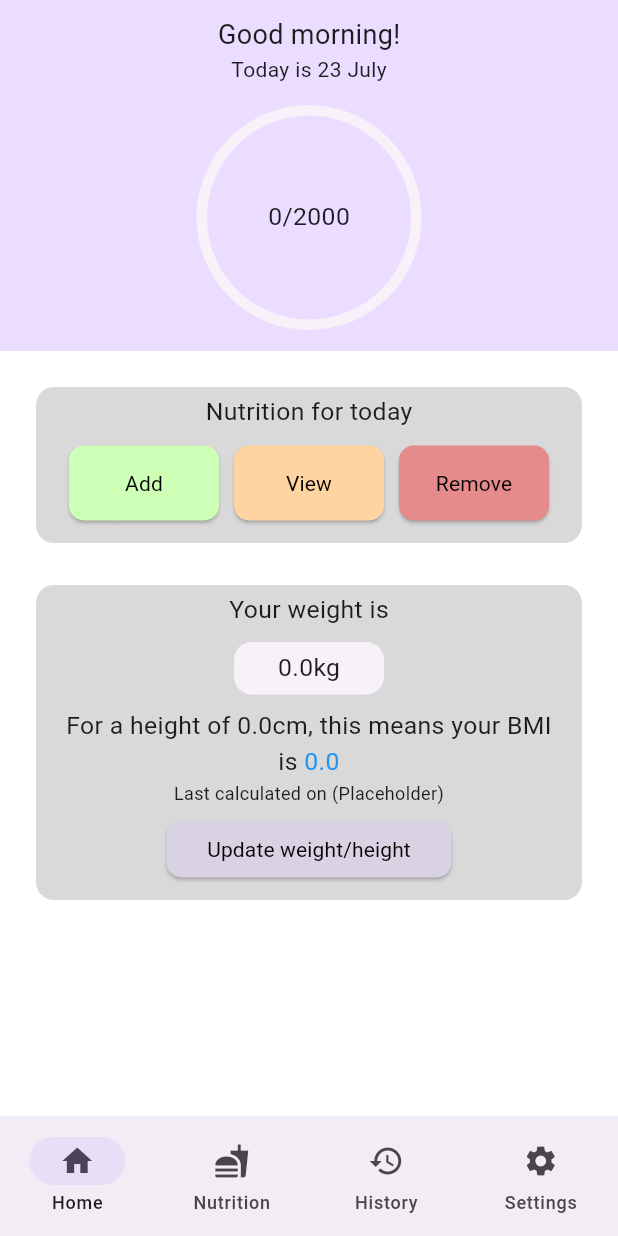
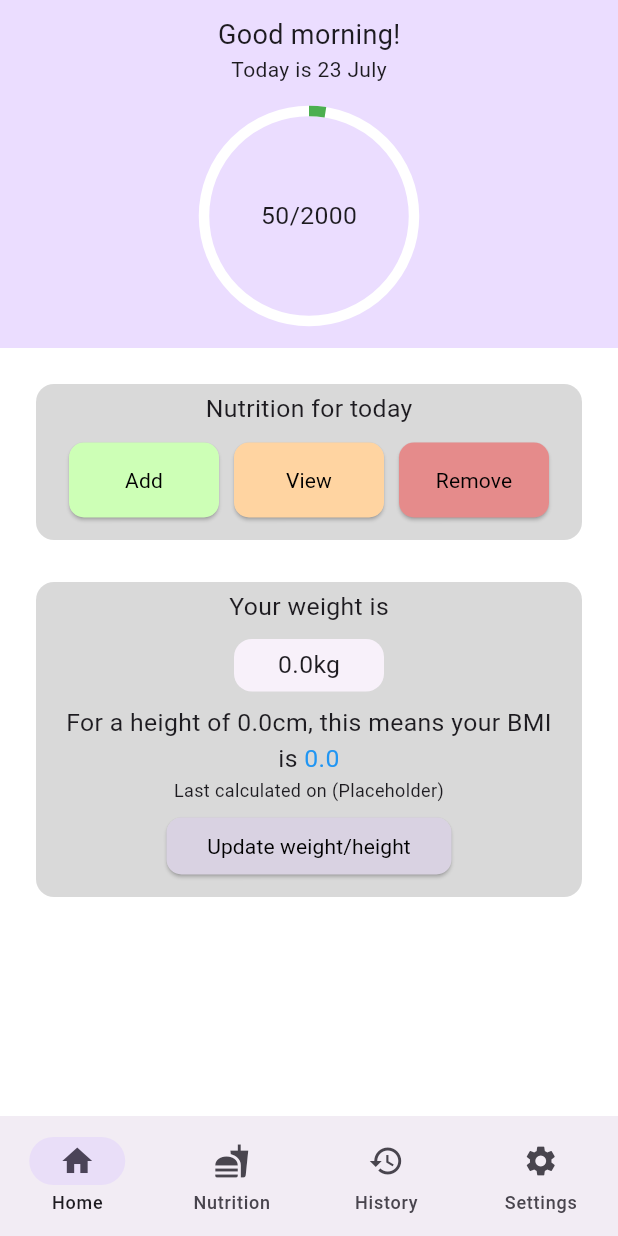
Before and after one commit to smstone0/Caloric, a Flutter app: the screen it shows after launch, on a phone screen of 412 x 824 dp. Run offline on Flutter 3.47's test engine with Material 2 defaults, Android fonts, the phone set to English and light mode, and no system bars; our stand-ins replace google_fonts.

Commit message:
Use CircularProgressIndicator in CalorieRing

```diff
--- a/lib/calorie_ring.dart
+++ b/lib/calorie_ring.dart
@@ -4,32 +4,31 @@ class CalorieRing extends StatelessWidget {
   const CalorieRing({super.key, required this.size});
 
   final double size;
-  final int calories = 0;
-  final int target = 2000;
 
   @override
   Widget build(BuildContext context) {
-    return Card(
-      elevation: 0,
-      shape: RoundedRectangleBorder(
-        borderRadius: BorderRadius.circular(100),
-      ),
-      child: SizedBox(
-        width: size,
-        height: size,
-        child: Padding(
-          padding: const EdgeInsets.all(3.0),
-          child: Card(
-            color: Theme.of(context).colorScheme.primaryContainer,
-            elevation: 0,
-            shape: RoundedRectangleBorder(
-              borderRadius: BorderRadius.circular(100),
+    int calories = 50;
+    int target = 2000;
+
+    double value = calories / target;
+
+    return Padding(
+      padding: const EdgeInsets.all(8.0),
+      child: Stack(
+        alignment: Alignment.center,
+        children: [
+          SizedBox(
+            width: size,
+            height: size,
+            child: CircularProgressIndicator(
+              value: value,
+              backgroundColor: Colors.white,
+              color: Colors.green,
+              strokeWidth: 7,
             ),
-            child: Center(
-                child: Text("$calories/$target",
-                    style: const TextStyle(fontSize: 16.5))),
           ),
-        ),
+          Text("$calories/$target", style: const TextStyle(fontSize: 16.5)),
+        ],
       ),
     );
   }
--- a/lib/today_page.dart
+++ b/lib/today_page.dart
@@ -72,7 +72,7 @@ class TodayPage extends StatelessWidget {
                       style: const TextStyle(fontSize: 18)),
                   Text("Today is ${time.day} $month"),
                   const SizedBox(height: 10),
-                  const CalorieRing(size: 150),
+                  const CalorieRing(size: 140),
                 ],
               ),
             ),
```
